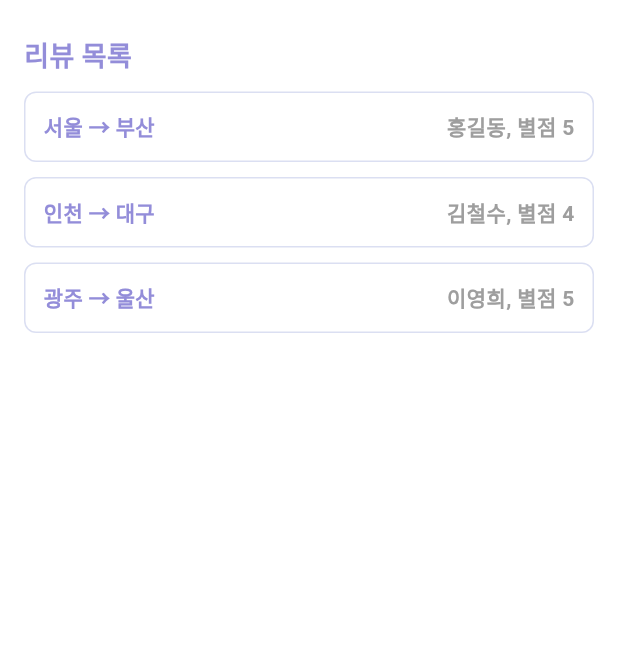
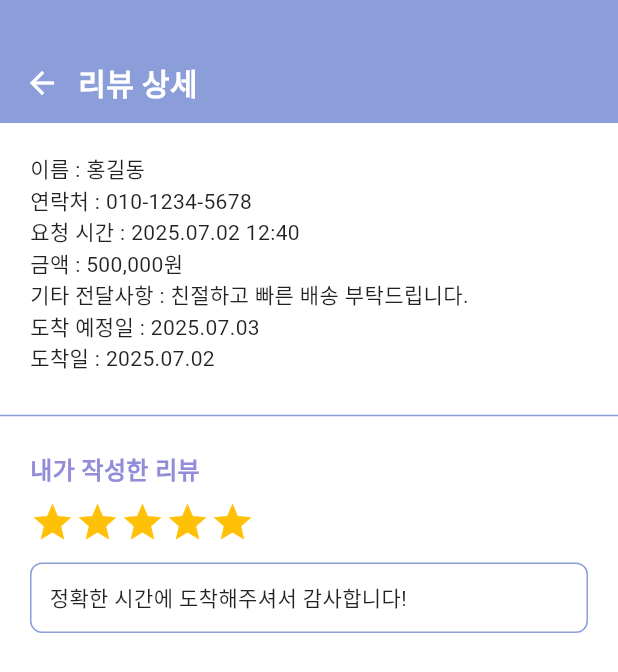
Before and after one commit to shiroHSG/Fastruck, a Flutter app: the ShipperReviewPage screen opened by its route, after a tap on an icon or button, on a phone screen of 412 x 824 dp. Shown: the top 672 px of the screen. Run offline on Flutter 3.47's test engine with Material 3 defaults, Android fonts, the light colour scheme and no system bars; our stand-ins replace shared_preferences, table_calendar; accounts and stored records are empty; Roboto replaces fonts that are missing (GowunGothic).

Commit message:
update review_detail

```diff
--- /dev/null
+++ b/src/main/flutter_app/lib/shppier/shipper_review/review_detail.dart
@@ -0,0 +1,47 @@
+import 'package:flutter/material.dart';
+import 'review_detail_ui.dart';
+
+class ReviewDetailPage extends StatefulWidget {
+  final String name;
+  final String phone;
+  final String requestTime;
+  final String price;
+  final String note;
+  final String estimatedArrival;
+  final String actualArrival;
+  final int rating;
+  final String reviewContent;
+
+  const ReviewDetailPage({
+    super.key,
+    required this.name,
+    required this.phone,
+    required this.requestTime,
+    required this.price,
+    required this.note,
+    required this.estimatedArrival,
+    required this.actualArrival,
+    required this.rating,
+    required this.reviewContent,
+  });
+
+  @override
+  State<ReviewDetailPage> createState() => _ReviewDetailPageState();
+}
+
+class _ReviewDetailPageState extends State<ReviewDetailPage> {
+  @override
+  Widget build(BuildContext context) {
+    return ReviewDetailUI(
+      name: widget.name,
+      phone: widget.phone,
+      requestTime: widget.requestTime,
+      price: widget.price,
+      note: widget.note,
+      estimatedArrival: widget.estimatedArrival,
+      actualArrival: widget.actualArrival,
+      rating: widget.rating,
+      reviewContent: widget.reviewContent,
+    );
+  }
+}
--- /dev/null
+++ b/src/main/flutter_app/lib/shppier/shipper_review/review_detail_ui.dart
@@ -0,0 +1,129 @@
+import 'package:flutter/material.dart';
+import '../../../app_theme.dart';
+
+class ReviewDetailUI extends StatelessWidget {
+  final String name;
+  final String phone;
+  final String requestTime;
+  final String price;
+  final String note;
+  final String estimatedArrival;
+  final String actualArrival;
+  final int rating;
+  final String reviewContent;
+
+  const ReviewDetailUI({
+    super.key,
+    required this.name,
+    required this.phone,
+    required this.requestTime,
+    required this.price,
+    required this.note,
+    required this.estimatedArrival,
+    required this.actualArrival,
+    required this.rating,
+    required this.reviewContent,
+  });
+
+  @override
+  Widget build(BuildContext context) {
+    return Scaffold(
+      backgroundColor: AppColors.white,
+      body: SingleChildScrollView(
+        child: Column(
+          crossAxisAlignment: CrossAxisAlignment.start,
+          children: [
+            // 헤더 영역
+            Container(
+              color: AppColors.primary,
+              padding: const EdgeInsets.only(top: 40, left: 16, right: 16, bottom: 12),
+              child: Row(
+                children: [
+                  GestureDetector(
+                    onTap: () => Navigator.pop(context),
+                    child: const Icon(Icons.arrow_back, color: Colors.white),
+                  ),
+                  const SizedBox(width: 12),
+                  const Text(
+                    '리뷰 상세',
+                    style: TextStyle(
+                      color: Colors.white,
+                      fontSize: 20,
+                      fontWeight: FontWeight.bold,
+                    ),
+                  ),
+                ],
+              ),
+            ),
+
+            // 운송 정보
+            Padding(
+              padding: const EdgeInsets.all(20),
+              child: Column(
+                crossAxisAlignment: CrossAxisAlignment.start,
+                children: [
+                  Text('이름 : $name'),
+                  Text('연락처 : $phone'),
+                  Text('요청 시간 : $requestTime'),
+                  Text('금액 : $price'),
+                  Text('기타 전달사항 : $note'),
+                  Text('도착 예정일 : $estimatedArrival'),
+                  Text('도착일 : $actualArrival'),
+                ],
+              ),
+            ),
+
+            const Divider(color: AppColors.primary, thickness: 1),
+            const SizedBox(height: 16),
+
+            // 내가 작성한 리뷰
+            const Padding(
+              padding: EdgeInsets.symmetric(horizontal: 20),
+              child: Text(
+                '내가 작성한 리뷰',
+                style: TextStyle(
+                  fontWeight: FontWeight.bold,
+                  fontSize: 16,
+                  color: AppColors.point,
+                ),
+              ),
+            ),
+            const SizedBox(height: 8),
+
+            Padding(
+              padding: const EdgeInsets.symmetric(horizontal: 20),
+              child: Row(
+                children: List.generate(5, (index) {
+                  return Icon(
+                    index < rating ? Icons.star : Icons.star_border,
+                    color: index < rating ? Colors.amber : Colors.grey,
+                    size: 30,
+                  );
+                }),
+              ),
+            ),
+            const SizedBox(height: 12),
+
+            Padding(
+              padding: const EdgeInsets.symmetric(horizontal: 20),
+              child: Container(
+                width: double.infinity,
+                padding: const EdgeInsets.all(12),
+                decoration: BoxDecoration(
+                  border: Border.all(color: AppColors.primary),
+                  borderRadius: BorderRadius.circular(8),
+                ),
+                child: Text(
+                  reviewContent.isNotEmpty ? reviewContent : '작성된 리뷰가 없습니다.',
+                  style: const TextStyle(fontSize: 14),
+                ),
+              ),
+            ),
+
+            const SizedBox(height: 24),
+          ],
+        ),
+      ),
+    );
+  }
+}
--- a/src/main/flutter_app/lib/shppier/shipper_review/shipper_review.dart
+++ b/src/main/flutter_app/lib/shppier/shipper_review/shipper_review.dart
@@ -1,4 +1,5 @@
 import 'package:flutter/material.dart';
+import 'package:flutter_app/shppier/shipper_review/review_detail.dart';
 import '../../../app_theme.dart';
 import 'shipper_review_ui.dart';
 
@@ -34,8 +35,24 @@ class _ShipperReviewPageState extends State<ShipperReviewPage> {
     setState(() {
       _selectedIndex = index;
     });
-
-    // 라우트 이동은 추후 필요시 추가
+  }
+  void _onReviewTap(int index) {
+    Navigator.push(
+      context,
+      MaterialPageRoute(
+        builder: (_) => const ReviewDetailPage(
+          name: '홍길동',
+          phone: '010-1234-5678',
+          requestTime: '2025.07.02 12:40',
+          price: '500,000원',
+          note: '친절하고 빠른 배송 부탁드립니다.',
+          estimatedArrival: '2025.07.03',
+          actualArrival: '2025.07.02',
+          rating: 5,
+          reviewContent: '정확한 시간에 도착해주셔서 감사합니다!',
+        ),
+      ),
+    );
   }
 
   @override
@@ -46,6 +63,7 @@ class _ShipperReviewPageState extends State<ShipperReviewPage> {
         reviewList: reviewList,
         selectedIndex: _selectedIndex,
         onItemTapped: _onItemTapped,
+        onReviewTap: _onReviewTap,
       ),
     );
   }
```
